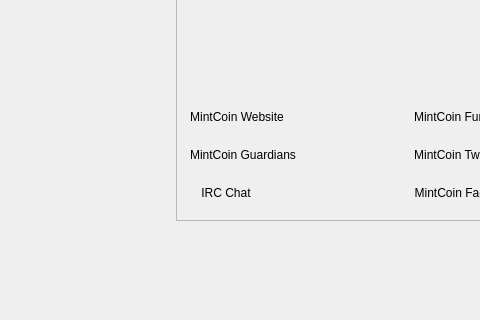
This is src/qt/forms/overviewpage.ui in Fuzzbawls/Mintcoin-Desktop-Wallet as Qt 5 draws it before an edit; both pictures show x 295 to 775 and y 230 to 550 of the 945 by 550 pixel window. The edited form follows.
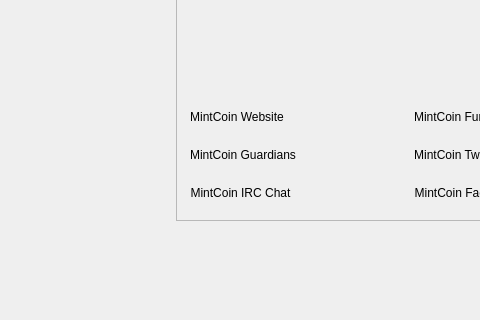
This is the edited form. Icons and pictures are not drawn.

Commit message: Qt: Change IRC link text in overview pane.

Diff of the .ui file:
```diff
--- a/src/qt/forms/overviewpage.ui
+++ b/src/qt/forms/overviewpage.ui
@@ -465,7 +465,7 @@
            <string notr="true"/>
           </property>
           <property name="text">
-           <string>IRC Chat</string>
+           <string>MintCoin IRC Chat</string>
           </property>
           <property name="icon">
            <iconset resource="../bitcoin.qrc">
```
